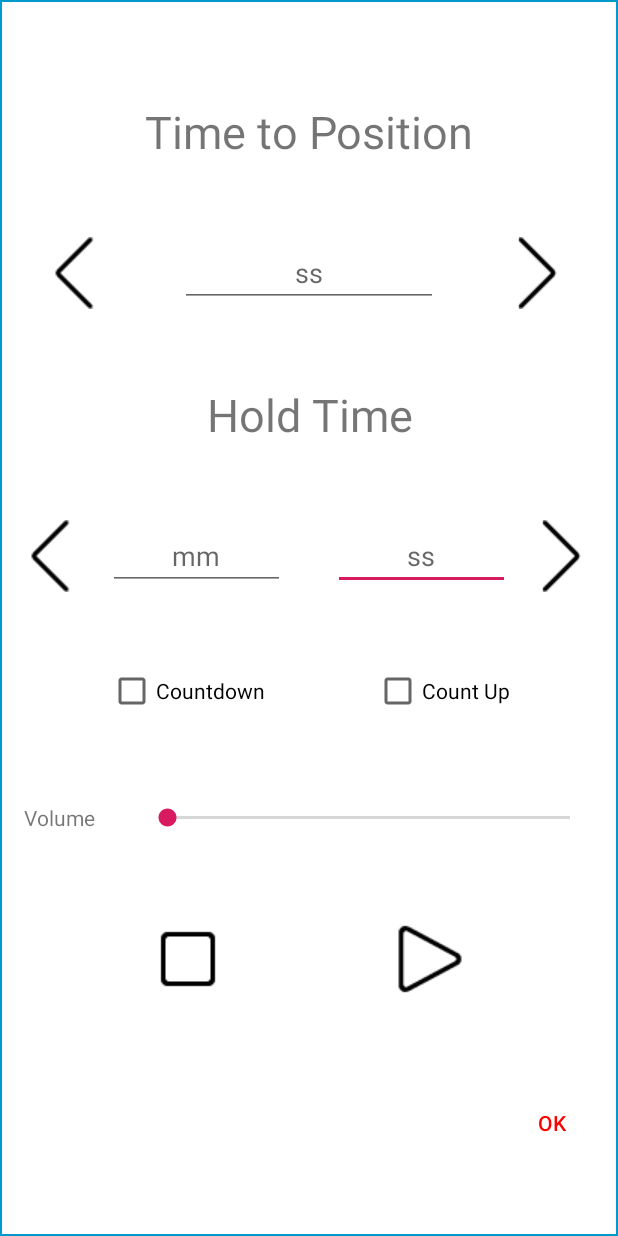
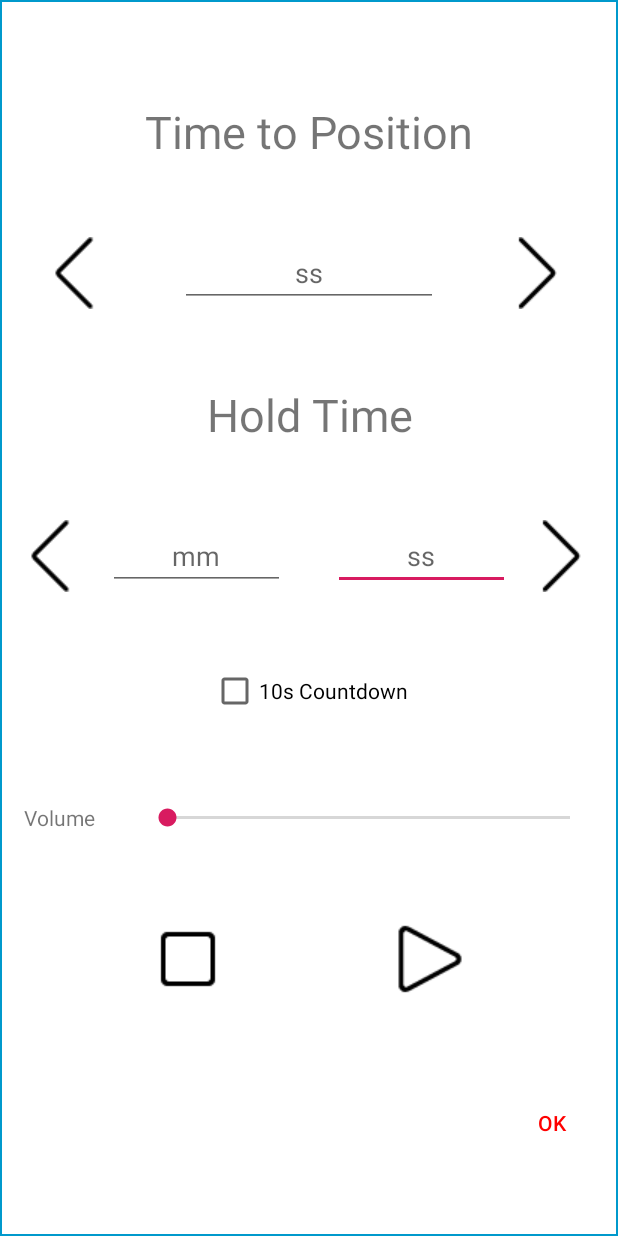
Before and after one commit to murock/CalistheicsLogger, an Android app: the layout iso_timer_activity.xml on its own in the app's theme, with its tools: preview values and no code run, on a phone screen of 412 x 824 dp. Run offline under Robolectric (Android 15) with nearby library versions, the phone set to English and light mode, and no system bars.

Commit message:
timer icrements 1s instead of 10

```diff
--- a/app/src/main/java/com/example/calistheicslogger/Activities/IsoTimerActivity.java
+++ b/app/src/main/java/com/example/calistheicslogger/Activities/IsoTimerActivity.java
@@ -465,11 +465,11 @@ public class IsoTimerActivity extends Activity {
     {
         if (button.getId() == R.id.holdPositiveButton)
         {
-            holdTimerValue += 10;
+            holdTimerValue += 1;
         }else
         {
-            if (holdTimerValue > 10){
-                holdTimerValue -= 10;
+            if (holdTimerValue > 1){
+                holdTimerValue -= 1;
             }else
             {
                 holdTimerValue = 0;
--- a/app/src/main/res/layout/iso_timer_activity.xml
+++ b/app/src/main/res/layout/iso_timer_activity.xml
@@ -5,17 +5,6 @@
     android:layout_width="match_parent"
     android:layout_height="match_parent"
     android:background="@drawable/square_border">
-
-    <CheckBox
-        android:id="@+id/countUpCheckBox"
-        android:layout_width="wrap_content"
-        android:layout_height="wrap_content"
-        android:tag="countUp"
-        android:text="Count Up"
-        app:layout_constraintBottom_toBottomOf="@+id/voiceCountdownCheckBox"
-        app:layout_constraintEnd_toEndOf="parent"
-        app:layout_constraintStart_toEndOf="@+id/voiceCountdownCheckBox"
-        app:layout_constraintTop_toTopOf="@+id/voiceCountdownCheckBox" />
 
     <ImageButton
         android:id="@+id/stopButton"
@@ -85,9 +74,9 @@
         android:layout_width="wrap_content"
         android:layout_height="wrap_content"
         android:tag="countdown"
-        android:text="Countdown"
+        android:text="10s Countdown"
         app:layout_constraintBottom_toTopOf="@+id/volumeSeekBar"
-        app:layout_constraintEnd_toStartOf="@+id/countUpCheckBox"
+        app:layout_constraintEnd_toEndOf="parent"
         app:layout_constraintStart_toStartOf="parent"
         app:layout_constraintTop_toBottomOf="@+id/holdSecondsEditText" />
 
```
